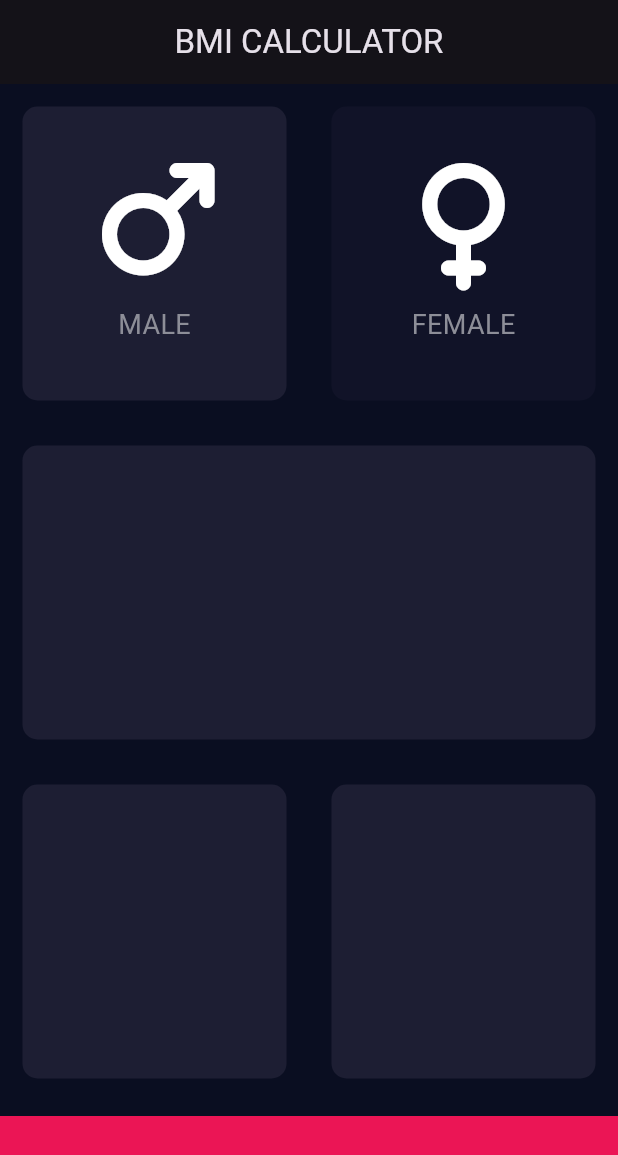
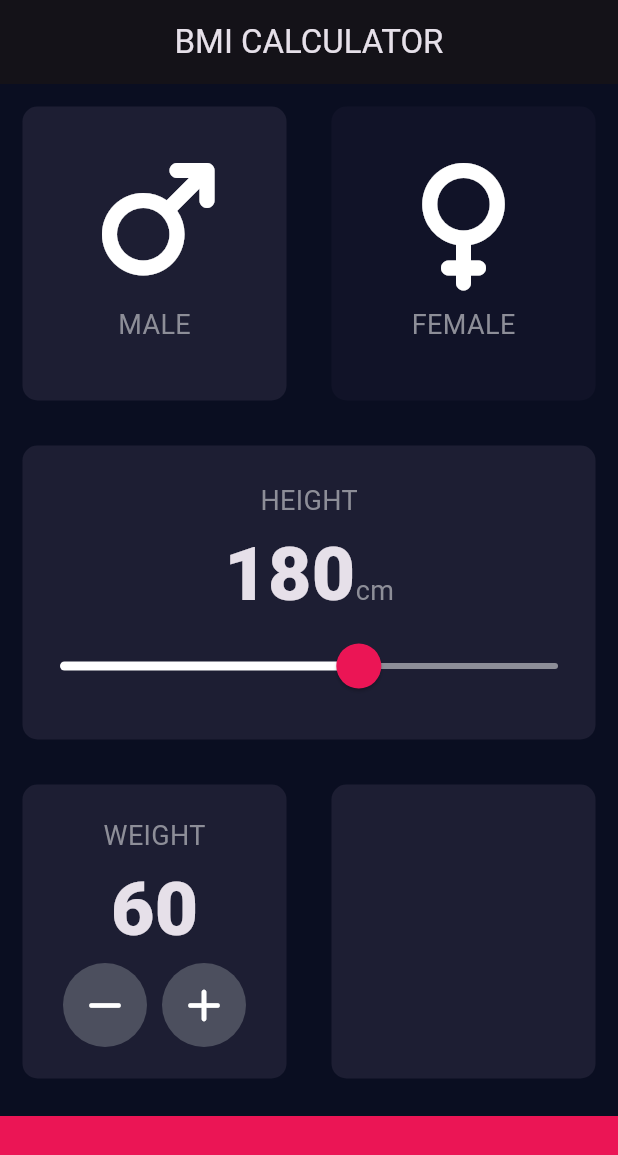
Before and after one commit to abdullahSheikh2107035/BMICalculator, a Flutter app: the screen it shows after launch, after a tap on "MALE", on a phone screen of 412 x 824 dp. Shown: the top 1155 px of the screen. Run offline on Flutter 3.47's test engine with Material 3 defaults, Android fonts, the phone set to English and light mode, and no system bars; our stand-ins replace font_awesome_flutter.

Commit message:
added two more cards

```diff
--- /dev/null
+++ b/lib/constants.dart
@@ -0,0 +1,13 @@
+import 'package:flutter/material.dart';
+const kBottomContainerHeight = 80.0;
+const kActiveCardColour = Color(0xFF1D1E33);
+const kInactiveCardColour = Color(0xFF111328);
+const kBottomContainerColour = Color(0xFFEB1555);
+const kLabelTextStyle = TextStyle(
+    fontSize: 18.0,
+    color: Color(0xFF8D8E98)
+);
+const kNumTextStyle = TextStyle(
+  fontSize: 50.0,
+  fontWeight: FontWeight.w900
+);
--- a/lib/icon_content.dart
+++ b/lib/icon_content.dart
@@ -1,12 +1,10 @@
 import 'package:flutter/cupertino.dart';
+import 'constants.dart';
 class IconContent extends StatelessWidget {
   const IconContent({super.key, required this.icon, required this.label});
   final IconData icon;
   final String label;
-  static const labelTextStyle = TextStyle(
-      fontSize: 18.0,
-      color: Color(0xFF8D8E98)
-  );
+
 
   @override
   Widget build(BuildContext context) {
@@ -15,7 +13,7 @@ class IconContent extends StatelessWidget {
       children: [
         Icon(icon, size: 80.0),
         SizedBox(height: 15.0),
-        Text(label, style: labelTextStyle),
+        Text(label, style: kLabelTextStyle),
       ],
     );
   }
--- a/lib/input_page.dart
+++ b/lib/input_page.dart
@@ -2,11 +2,9 @@ import 'package:flutter/material.dart';
 import 'package:font_awesome_flutter/font_awesome_flutter.dart';
 import 'icon_content.dart';
 import 'reusable_card.dart';
+import 'constants.dart';
 
-const bottomContainerHeight = 80.0;
-const activeCardColour = Color(0xFF1D1E33);
-const inactiveCardColour = Color(0xFF111328);
-const bottomContainerColour = Color(0xFFEB1555);
+enum Gender { male, female }
 
 class InputPage extends StatefulWidget {
   const InputPage({super.key});
@@ -16,27 +14,12 @@ class InputPage extends StatefulWidget {
 }
 
 class _InputPageState extends State<InputPage> {
-  Color maleCardColour = inactiveCardColour;
-  Color femaleCardColour = inactiveCardColour;
-
-  // 1 = male, 2 = female
-  void updateColor(int gender) {
-    if (gender == 1) {
-      if (maleCardColour == inactiveCardColour) {
-        maleCardColour = activeCardColour;
-        femaleCardColour = inactiveCardColour;
-      } else {
-        maleCardColour = inactiveCardColour;
-      }
-    } else if (gender == 2) {
-      if (femaleCardColour == inactiveCardColour) {
-        femaleCardColour = activeCardColour;
-        maleCardColour = inactiveCardColour;
-      } else {
-        femaleCardColour = inactiveCardColour;
-      }
-    }
-  }
+  Color maleCardColour = kInactiveCardColour;
+  Color femaleCardColour = kInactiveCardColour;
+  Gender? selectedGender;
+  int height = 180;
+  int weight = 60;
+  int age = 20;
 
   @override
   Widget build(BuildContext context) {
@@ -53,34 +36,34 @@ class _InputPageState extends State<InputPage> {
             child: Row(
               children: [
                 Expanded(
-                  child: GestureDetector(
-                    onTap: () {
+                  child: ReusableCard(
+                    onPress: () {
                       setState(() {
-                        updateColor(1);
+                        selectedGender = Gender.male;
                       });
                     },
-                    child: ReusableCard(
-                      colour: maleCardColour,
+                    colour: selectedGender == Gender.male
+                        ? kActiveCardColour
+                        : kInactiveCardColour,
                     cardChild: IconContent(
                       icon: FontAwesomeIcons.mars,
                       label: 'MALE',
                     ),
                   ),
                 ),
-                ),
                 Expanded(
-                  child: GestureDetector(
-                    onTap: () {
+                  child: ReusableCard(
+                    onPress: () {
                       setState(() {
-                        updateColor(2);
+                        selectedGender = Gender.female;
                       });
                     },
-                    child: ReusableCard(
-                      colour: femaleCardColour,
+                    colour: selectedGender == Gender.female
+                        ? kActiveCardColour
+                        : kInactiveCardColour,
                     cardChild: IconContent(
                       icon: FontAwesomeIcons.venus,
                       label: 'FEMALE',
-                      ),
                     ),
                   ),
                 ),
@@ -88,24 +71,94 @@ class _InputPageState extends State<InputPage> {
             ),
           ),
           Expanded(
-            child: ReusableCard(colour: activeCardColour),
+            child: ReusableCard(
+              colour: kActiveCardColour,
+              cardChild: Column(
+                mainAxisAlignment: MainAxisAlignment.center,
+                children: [
+                  Text('HEIGHT', style: kLabelTextStyle),
+                  Row(
+                    mainAxisAlignment: MainAxisAlignment.center,
+                    crossAxisAlignment: CrossAxisAlignment.baseline,
+                    textBaseline: TextBaseline.alphabetic,
+                    children: [
+                      Text(height.toString(), style: kNumTextStyle),
+                      Text('cm', style: kLabelTextStyle),
+                    ],
+                  ),
+                  SliderTheme(
+                    data: SliderTheme.of(context).copyWith(
+                      inactiveTrackColor: Color(0xFF8D8E98),
+                      activeTrackColor: Colors.white,
+                      thumbColor: Color(0xFFEB1555),
+                      overlayColor: Color(0x29EB1555),
+                      thumbShape: RoundSliderThumbShape(
+                        enabledThumbRadius: 15.0,
+                      ),
+                      overlayShape: RoundSliderOverlayShape(
+                        overlayRadius: 25.0,
+                      ),
+                    ),
+                    child: Slider(
+                      value: height.toDouble(),
+                      min: 120.0,
+                      max: 220.0,
+                      onChanged: (double newValue) {
+                        setState(() {
+                          height = newValue.round();
+                        });
+                      },
+                    ),
+                  ),
+                ],
+              ),
+            ),
           ),
           Expanded(
             child: Row(
               children: [
                 Expanded(
-                  child: ReusableCard(colour: activeCardColour),
+                  child: ReusableCard(
+                    colour: kActiveCardColour,
+                    cardChild: Column(
+                      mainAxisAlignment: MainAxisAlignment.center,
+                      children: [
+                        Text('WEIGHT', style: kLabelTextStyle),
+                        Text(weight.toString(), style: kNumTextStyle),
+                        Row(
+                          mainAxisAlignment: MainAxisAlignment.center,
+                          children: [
+                            RoundIconButton(
+                              icon: FontAwesomeIcons.minus,
+                              onPress: () {
+                                setState(() {
+                                  weight--;
+                                });
+                              },
                             ),
-                Expanded(
-                  child: ReusableCard(colour: activeCardColour),
+                            SizedBox(width: 10.0),
+                            RoundIconButton(
+                              icon: FontAwesomeIcons.plus,
+                              onPress: () {
+                                setState(() {
+                                  weight++;
+                                });
+                              },
+                            ),
+                          ],
                         ),
                       ],
                     ),
                   ),
+                ),
+                Expanded(child: ReusableCard(colour: kActiveCardColour)),
+              ],
+            ),
+          ),
           Container(
-            color: bottomContainerColour,
+            color: kBottomContainerColour,
             width: double.infinity,
-            height: bottomContainerHeight,
+            height: kBottomContainerHeight,
             margin: EdgeInsets.only(top: 10.0),
           ),
         ],
@@ -113,3 +166,24 @@ class _InputPageState extends State<InputPage> {
     );
   }
 }
+
+class RoundIconButton extends StatelessWidget {
+  const RoundIconButton({super.key, required this.icon, required this.onPress});
+  final IconData icon;
+  final VoidCallback onPress;
+
+  @override
+  Widget build(BuildContext context) {
+    return RawMaterialButton(
+      elevation: 0.0,
+      onPressed: onPress,
+      fillColor: Color(0xFF4C4F5E),
+      constraints: BoxConstraints.tightFor(
+        width: 56.0,
+        height: 56.0,
+      ),
+      shape: CircleBorder(),
+      child: Icon(icon),
+    );
+  }
+}
--- a/lib/reusable_card.dart
+++ b/lib/reusable_card.dart
@@ -3,17 +3,21 @@ import 'package:flutter/material.dart';
 class ReusableCard extends StatelessWidget {
   final Color colour;
   final Widget? cardChild;
-  const ReusableCard({super.key, required this.colour, this.cardChild});
+  final VoidCallback? onPress;
+  const ReusableCard({super.key, required this.colour, this.cardChild, this.onPress});
 
   @override
   Widget build(BuildContext context) {
-    return Container(
-      margin: EdgeInsets.all(15.0),
-      decoration: BoxDecoration(
-        borderRadius: BorderRadius.circular(10.0),
-        color: colour,
+    return GestureDetector(
+      onTap: onPress,
+      child: Container(
+        margin: EdgeInsets.all(15.0),
+        decoration: BoxDecoration(
+          borderRadius: BorderRadius.circular(10.0),
+          color: colour,
+        ),
+        child: cardChild,
       ),
-      child: cardChild,
     );
   }
 }
```
Lines whose indentation alone changed are shown as unchanged.
